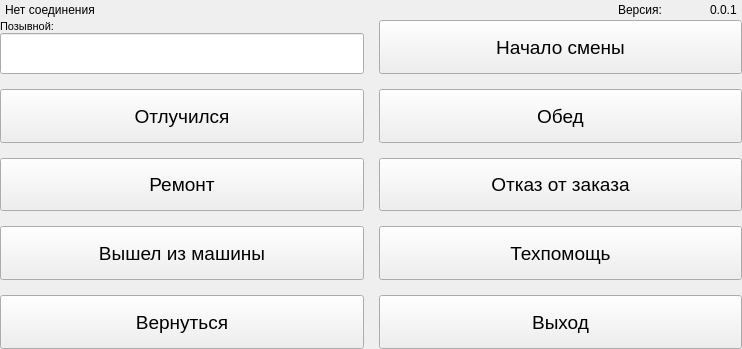
Above: indigotaxi.ui from koolkhel/wince-taximeter before the change. Below: the same form after it.
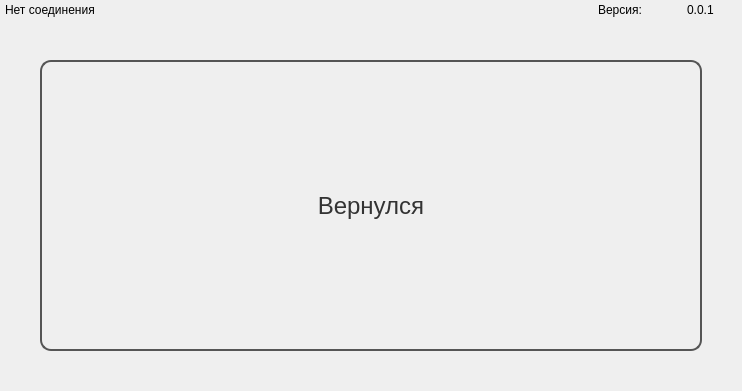
That is the form after the change. The open tabs and pages were chosen to show the change.

```diff
--- a/indigotaxi.ui
+++ b/indigotaxi.ui
@@ -7,7 +7,7 @@
     <x>0</x>
     <y>0</y>
     <width>742</width>
-    <height>349</height>
+    <height>391</height>
    </rect>
   </property>
   <property name="sizePolicy">
@@ -35,6 +35,37 @@
      <verstretch>0</verstretch>
     </sizepolicy>
    </property>
+   <property name="styleSheet">
+    <string notr="true">QPushButton {
+color: #333;
+border: 2px solid #555;
+border-radius: 11px;
+padding: 5px;
+background: qradialgradient(cx: 0.3, cy: -0.4,
+fx: 0.3, fy: -0.4,
+radius: 1.35, stop: 0 #fff, stop: 1 #888);
+min-width: 80px;
+}
+
+QPushButton:hover {
+background: qradialgradient(cx: 0.3, cy: -0.4,
+fx: 0.3, fy: -0.4,
+radius: 1.35, stop: 0 #fff, stop: 1 #bbb);
+}
+
+QPushButton:pressed {
+background: qradialgradient(cx: 0.4, cy: -0.1,
+fx: 0.4, fy: -0.1,
+radius: 1.35, stop: 0 #fff, stop: 1 #ddd);
+}
+
+QPushButton:checked {
+background: qradialgradient(cx: 0.4, cy: -0.1,
+fx: 0.4, fy: -0.1,
+radius: 1.35, stop: 0 #ddd, stop: 1 #fff);
+}
+</string>
+   </property>
    <layout class="QVBoxLayout" name="verticalLayout_10" stretch="1,100">
     <property name="spacing">
      <number>0</number>
@@ -106,6 +137,12 @@
           <verstretch>0</verstretch>
          </sizepolicy>
         </property>
+        <property name="minimumSize">
+         <size>
+          <width>50</width>
+          <height>0</height>
+         </size>
+        </property>
         <property name="text">
          <string>0.0.1</string>
         </property>
@@ -1083,6 +1120,33 @@
             </item>
            </layout>
           </widget>
+          <widget class="QWidget" name="fromcarPage4">
+           <layout class="QVBoxLayout" name="verticalLayout_21">
+            <property name="margin">
+             <number>40</number>
+            </property>
+            <item>
+             <widget class="QPushButton" name="pushButton_6">
+              <property name="sizePolicy">
+               <sizepolicy hsizetype="Minimum" vsizetype="Expanding">
+                <horstretch>0</horstretch>
+                <verstretch>0</verstretch>
+               </sizepolicy>
+              </property>
+              <property name="font">
+               <font>
+                <pointsize>18</pointsize>
+                <weight>50</weight>
+                <bold>false</bold>
+               </font>
+              </property>
+              <property name="text">
+               <string>Вернулся</string>
+              </property>
+             </widget>
+            </item>
+           </layout>
+          </widget>
          </widget>
         </item>
        </layout>
```
Left out of the diff: 112 changed lines with no effect on the pictures.
